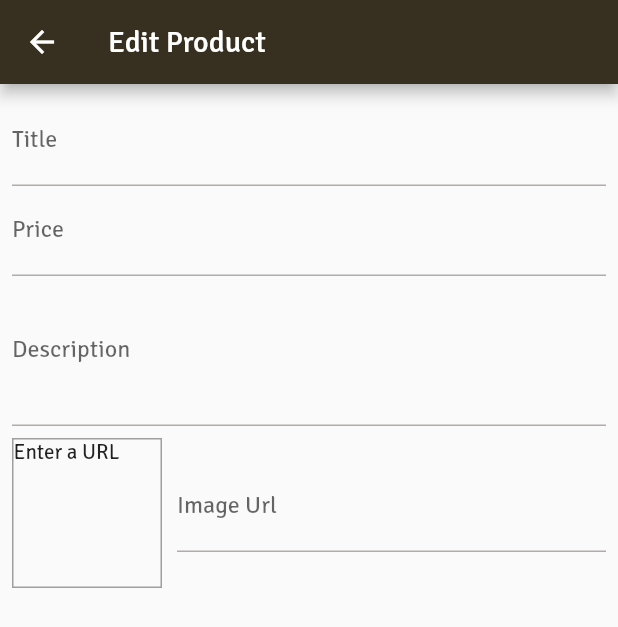
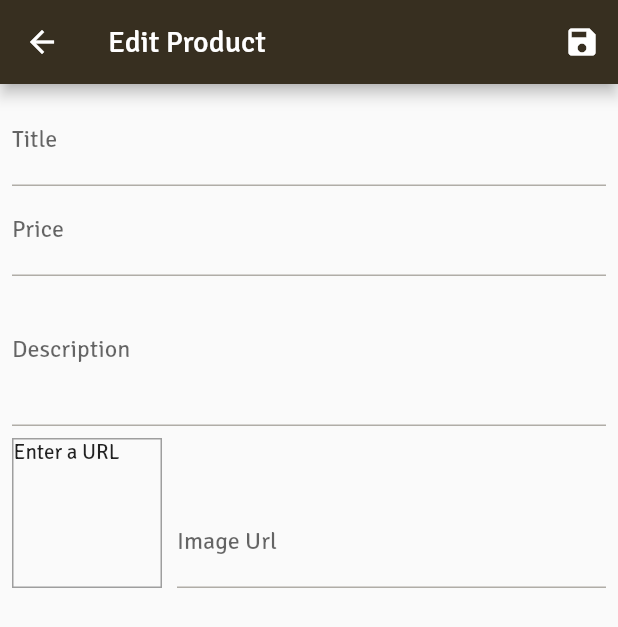
Before and after one commit to adebayoAdesina/Flutter_Shop_App, a Flutter app: the EditProductScreen screen opened by its route, on a phone screen of 412 x 824 dp. Shown: the top 627 px of the screen. Run offline on Flutter 3.47's test engine with Material 2 defaults, Android fonts, the phone set to English and light mode, and no system bars; our stand-ins replace cached_network_image; network calls fail.

Commit message:
form validation added to edit product Screen.

```diff
--- a/lib/screens/edit_product_screen.dart
+++ b/lib/screens/edit_product_screen.dart
@@ -1,5 +1,8 @@
 import 'package:cached_network_image/cached_network_image.dart';
 import 'package:flutter/material.dart';
+import 'package:provider/provider.dart';
+import 'package:shop_app/providers/appdata.dart';
+import 'package:shop_app/providers/product_model.dart';
 
 class EditProductScreen extends StatefulWidget {
   static const id = '/edit-product';
@@ -12,55 +15,141 @@ class EditProductScreen extends StatefulWidget {
 class _EditProductScreenState extends State<EditProductScreen> {
   final _priceFocusNode = FocusNode();
   final _descriptionFocusNode = FocusNode();
+  FocusNode _imageUrlFocusNode = FocusNode();
   final _imageUrlController = TextEditingController();
+  final _formGlobal = GlobalKey<FormState>();
+  Product editProduct = Product();
 
   @override
   void dispose() {
     _priceFocusNode.dispose();
     _descriptionFocusNode.dispose();
     _imageUrlController.dispose();
+    // _imageUrlFocusNode.dispose();
+    _imageUrlFocusNode.removeListener(_updateImageUrl);
     super.dispose();
   }
 
   @override
+  void initState() {
+    super.initState();
+    _imageUrlFocusNode.addListener(_updateImageUrl);
+    _imageUrlFocusNode = FocusNode();
+  }
+
+  void _updateImageUrl() {
+    if (!_imageUrlFocusNode.hasFocus) {
+      setState(() {});
+    }
+  }
+
+  void saveForm() {
+    final isValid = _formGlobal.currentState!.validate();
+    if (!isValid) {
+      return;
+    }
+    _formGlobal.currentState!.save();
+    print(isValid);
+  }
+
+  @override
   Widget build(BuildContext context) {
+    final productId = context.watch<AppData>().products.length;
     return Scaffold(
-      appBar: AppBar(
-        title: const Text('Edit Product'),
+      appBar: AppBar(title: const Text('Edit Product'), actions: [
+        IconButton(
+          onPressed: () => saveForm(),
+          icon: const Icon(Icons.save),
         ),
+      ]),
       body: Padding(
         padding: const EdgeInsets.all(8.0),
         child: Form(
+          key: _formGlobal,
           child: ListView(
             children: [
               TextFormField(
-                  decoration: const InputDecoration(
-                    label: Text('Title'),
+                decoration: InputDecoration(
+                  label: const Text('Title'),
+                  errorStyle: TextStyle(
+                    color: Theme.of(context).colorScheme.error,
+                    fontSize: 12,
+                  ),
                 ),
                 textInputAction: TextInputAction.next,
                 onFieldSubmitted: (_) {
                   FocusScope.of(context).requestFocus(_priceFocusNode);
-                  }),
+                },
+                validator: (value) {
+                  return value!.isEmpty ? 'Please input a Title.' : null;
+                },
+                onChanged: (value) {
+                  editProduct = Product(
+                    id: productId,
+                    title: value,
+                    price: editProduct.price,
+                    description: editProduct.description,
+                    imageUrl: editProduct.imageUrl,
+                  );
+                },
+              ),
               TextFormField(
-                  decoration: const InputDecoration(
-                    label: Text('Price'),
+                decoration: InputDecoration(
+                  label: const Text('Price'),
+                  errorStyle: TextStyle(
+                    color: Theme.of(context).colorScheme.error,
+                    fontSize: 12,
+                  ),
                 ),
                 keyboardType: TextInputType.number,
                 textInputAction: TextInputAction.next,
                 focusNode: _priceFocusNode,
                 onFieldSubmitted: (_) {
                   FocusScope.of(context).requestFocus(_descriptionFocusNode);
-                  }),
+                },
+                validator: (value) {
+                  return value!.isEmpty ? 'Please input a Price.' : null;
+                },
+                onChanged: (value) {
+                  editProduct = Product(
+                    id: productId,
+                    title: editProduct.title,
+                    price: double.parse(value),
+                    description: editProduct.description,
+                    imageUrl: editProduct.imageUrl,
+                  );
+                },
+              ),
               TextFormField(
-                decoration: const InputDecoration(
-                  label: Text('Description'),
+                decoration: InputDecoration(
+                  label: const Text('Description'),
+                  errorStyle: TextStyle(
+                    color: Theme.of(context).colorScheme.error,
+                    fontSize: 12,
+                  ),
                 ),
                 maxLines: 3,
                 keyboardType: TextInputType.multiline,
                 textInputAction: TextInputAction.next,
                 focusNode: _descriptionFocusNode,
+                onFieldSubmitted: (_) {
+                  FocusScope.of(context).requestFocus(_imageUrlFocusNode);
+                },
+                validator: (value) {
+                  return value!.isEmpty ? 'Please input a Description.' : null;
+                },
+                onChanged: (value) {
+                  editProduct = Product(
+                    id: productId,
+                    title: editProduct.title,
+                    price: editProduct.price,
+                    description: value,
+                    imageUrl: editProduct.imageUrl,
+                  );
+                },
               ),
               Row(
+                crossAxisAlignment: CrossAxisAlignment.end,
                 children: [
                   Container(
                     margin: const EdgeInsets.only(top: 8, right: 10),
@@ -84,12 +173,32 @@ class _EditProductScreenState extends State<EditProductScreen> {
                   ),
                   Expanded(
                     child: TextFormField(
-                      decoration: const InputDecoration(
-                        label: Text('Image Url'),
+                      decoration: InputDecoration(
+                        label: const Text('Image Url'),
+                        errorStyle: TextStyle(
+                          color: Theme.of(context).colorScheme.error,
+                          fontSize: 12,
+                        ),
                       ),
                       keyboardType: TextInputType.url,
+                      controller: _imageUrlController,
                       textInputAction: TextInputAction.done,
-                      controller: _imageUrlController,
+                      focusNode: _imageUrlFocusNode,
+                      onFieldSubmitted: (_) => saveForm(),
+                      validator: (value) {
+                        return value!.isEmpty
+                            ? 'Please input a Image URL.'
+                            : null;
+                      },
+                      onChanged: (value) {
+                        editProduct = Product(
+                          id: productId,
+                          title: editProduct.title,
+                          price: editProduct.price,
+                          description: editProduct.description,
+                          imageUrl: value,
+                        );
+                      },
                     ),
                   ),
                 ],
```
Lines whose indentation alone changed are shown as unchanged.
